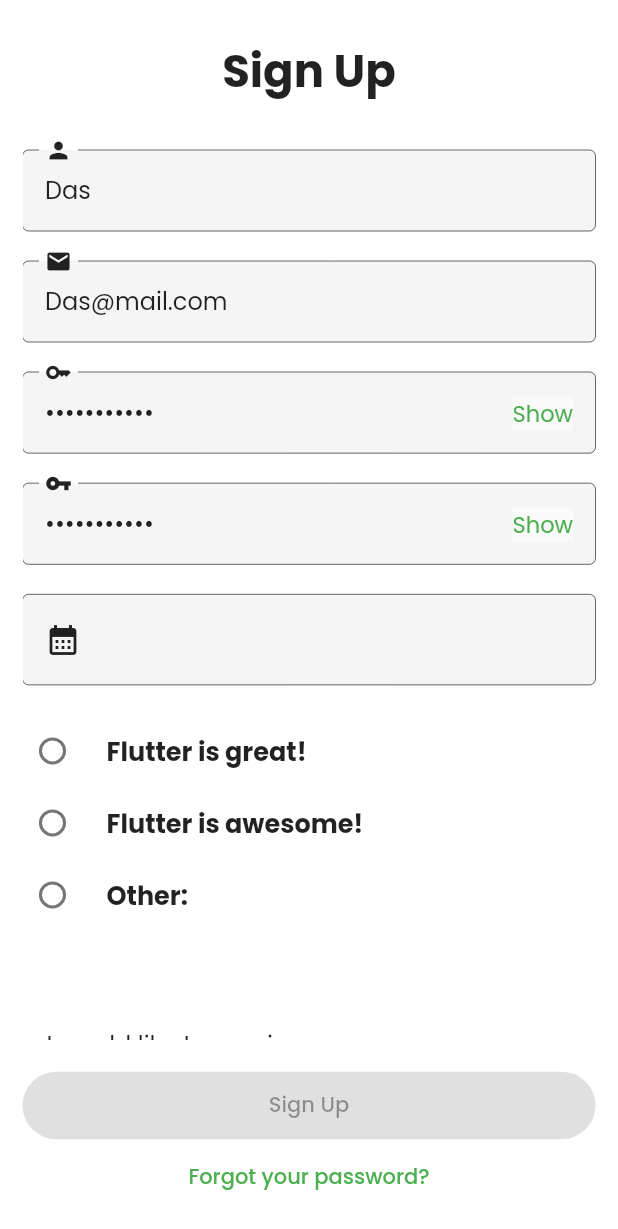
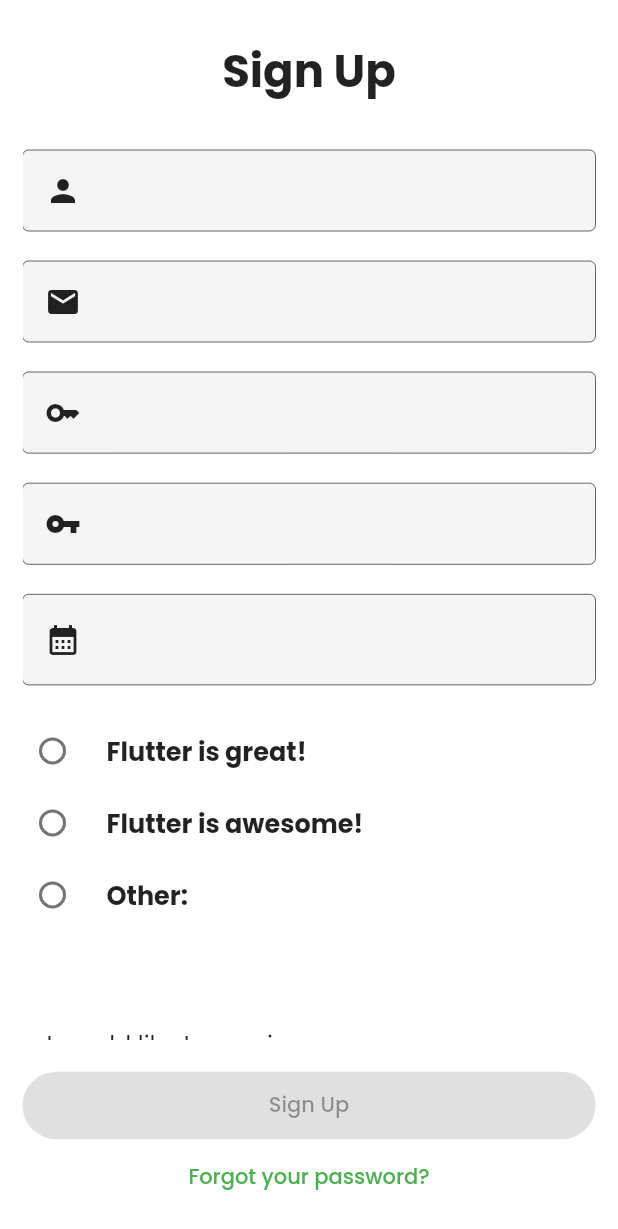
Before and after one commit to saifymatteo/reactive_form_challenge, a Flutter app: the screen it shows after launch, on a phone screen of 412 x 824 dp. Shown: the top 1229 px of the screen. Run offline on Flutter 3.47's test engine with Material 2 defaults, Android fonts, the phone set to English and light mode, and no system bars; drawn by our look-alikes of reactive_forms; our stand-ins replace google_fonts.

Commit message:
removed default value

```diff
--- a/lib/utils/helper/form_class.dart
+++ b/lib/utils/helper/form_class.dart
@@ -24,17 +24,12 @@
   static final form = FormGroup(
     {
       'name': FormControl<String>(
-        value: 'Das',
         validators: [Validators.required],
-        touched: true,
       ),
       'email': FormControl<String>(
-        value: 'Das@mail.com',
         validators: [Validators.email, Validators.required],
-        touched: true,
       ),
       'password': FormControl<String>(
-        value: '12345678Ss@',
         validators: [
           Validators.required,
           Validators.minLength(8),
@@ -55,36 +50,24 @@
             validationMessage: '$validatePassText symbol',
           ),
         ],
-        touched: true,
       ),
       'passwordConfirm': FormControl<String>(
-        value: '12345678Ss@',
         validators: [Validators.required],
-        touched: true,
       ),
       'dateBirth': FormControl<DateTime>(
-        value: DateTime(2004, 6, 7),
         validators: [
           Validators.required,
           calculateAge,
         ],
-        touched: true,
       ),
       'answer': FormControl<RadioChoice>(
         validators: [Validators.required],
-        touched: true,
       ),
       'answerOther': FormControl<String>(
-        validators: [
-          // TODO(saifymatteo): Need to check whether [RadioChoice.other] is selected in here.
-          // Validators.compare('answer', 'answerOther', CompareOption.equal),
-        ],
-        touched: true,
+        // TODO(saifymatteo): Need to check whether [RadioChoice.other] is selected in here.
+        // validators: [],
       ),
-      'newsletter': FormControl<bool>(
-        value: true,
-        touched: true,
-      ),
+      'newsletter': FormControl<bool>(),
     },
     validators: [
       Validators.mustMatch('password', 'passwordConfirm'),
```
